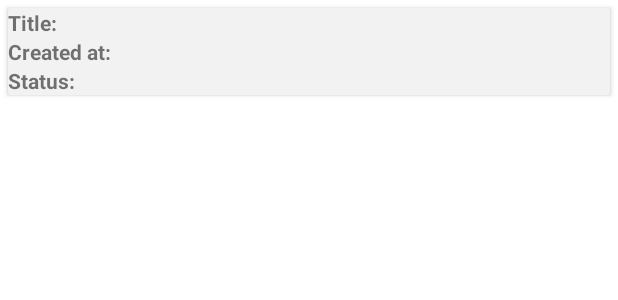
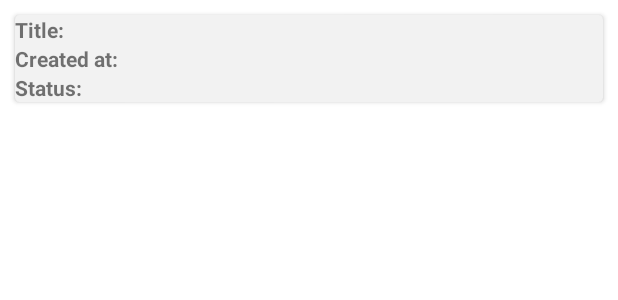
Before and after one commit to DimaSolovev/android-git-search, an Android app: the layout issue_item.xml on its own in the app's theme, with its tools: preview values and no code run, on a phone screen of 412 x 824 dp. Shown: the top 300 px of the screen. Run offline under Robolectric (Android 15) with nearby library versions, the phone set to English and light mode, and no system bars.

Commit message:
activity ref

```diff
--- a/app/src/main/java/com/dima/githubsearch/api/ApiService.java
+++ b/app/src/main/java/com/dima/githubsearch/api/ApiService.java
@@ -24,4 +24,6 @@ public interface ApiService {
             @Path("repo") String repo
     );
 
+
+
 }
--- a/app/src/main/res/layout/activity_repo_detail.xml
+++ b/app/src/main/res/layout/activity_repo_detail.xml
@@ -27,6 +27,7 @@
         android:id="@+id/textRepoNameLabel"
         android:layout_width="0dp"
         android:layout_height="wrap_content"
+        android:layout_marginStart="2dp"
         android:text="@string/repository_name"
         android:textSize="14sp"
         android:textStyle="bold"
@@ -46,6 +47,7 @@
         android:id="@+id/textRepoDescriptionLabel"
         android:layout_width="0dp"
         android:layout_height="wrap_content"
+        android:layout_marginStart="2dp"
         android:text="@string/repository_descr"
         android:textSize="14sp"
         android:textStyle="bold"
--- a/app/src/main/res/layout/issue_item.xml
+++ b/app/src/main/res/layout/issue_item.xml
@@ -3,9 +3,11 @@
     xmlns:app="http://schemas.android.com/apk/res-auto"
     android:layout_width="match_parent"
     android:layout_height="wrap_content"
-    android:layout_margin="5dp"
-    app:cardBackgroundColor="@color/colorCardBackground"
-    app:cardCornerRadius="2dp">
+    android:layout_marginTop="10dp"
+    android:layout_marginStart="10dp"
+    android:layout_marginEnd="10dp"
+    app:cardCornerRadius="3dp"
+    app:cardBackgroundColor="@color/colorCardBackground">
 
     <androidx.constraintlayout.widget.ConstraintLayout
         android:layout_width="match_parent"
@@ -16,7 +18,7 @@
             android:id="@+id/textViewLabelTitle"
             android:layout_width="0dp"
             android:layout_height="wrap_content"
-            android:text="Title:"
+            android:text="@string/title"
             android:textStyle="bold"
             app:layout_constraintEnd_toStartOf="@+id/guideline3"
             app:layout_constraintHorizontal_bias="0.047"
@@ -54,7 +56,6 @@
             android:id="@+id/textViewIssueTitle"
             android:layout_width="0dp"
             android:layout_height="wrap_content"
-            android:textStyle="bold"
             app:layout_constraintEnd_toEndOf="parent"
             app:layout_constraintStart_toEndOf="@+id/textViewLabelTitle"
             app:layout_constraintTop_toTopOf="parent" />
@@ -64,7 +65,6 @@
             android:layout_width="0dp"
             android:layout_height="wrap_content"
             app:layout_constraintEnd_toEndOf="parent"
-            android:textStyle="bold"
             app:layout_constraintStart_toStartOf="@+id/guideline3"
             app:layout_constraintTop_toBottomOf="@+id/textViewIssueTitle" />
 
@@ -72,7 +72,6 @@
             android:id="@+id/textViewIssueStatus"
             android:layout_width="0dp"
             android:layout_height="wrap_content"
-            android:textStyle="bold"
             app:layout_constraintBottom_toBottomOf="parent"
             app:layout_constraintEnd_toEndOf="parent"
             app:layout_constraintStart_toStartOf="@+id/guideline3"
--- a/app/src/main/res/values/strings.xml
+++ b/app/src/main/res/values/strings.xml
@@ -7,4 +7,5 @@
     <string name="issues">Issues:</string>
     <string name="created_at">Created at:</string>
     <string name="status">Status:</string>
+    <string name="title">Title:</string>
 </resources>
```
Also changed, not shown: app/src/main/res/layout/repo_item.xml (+5 -4 lines).
